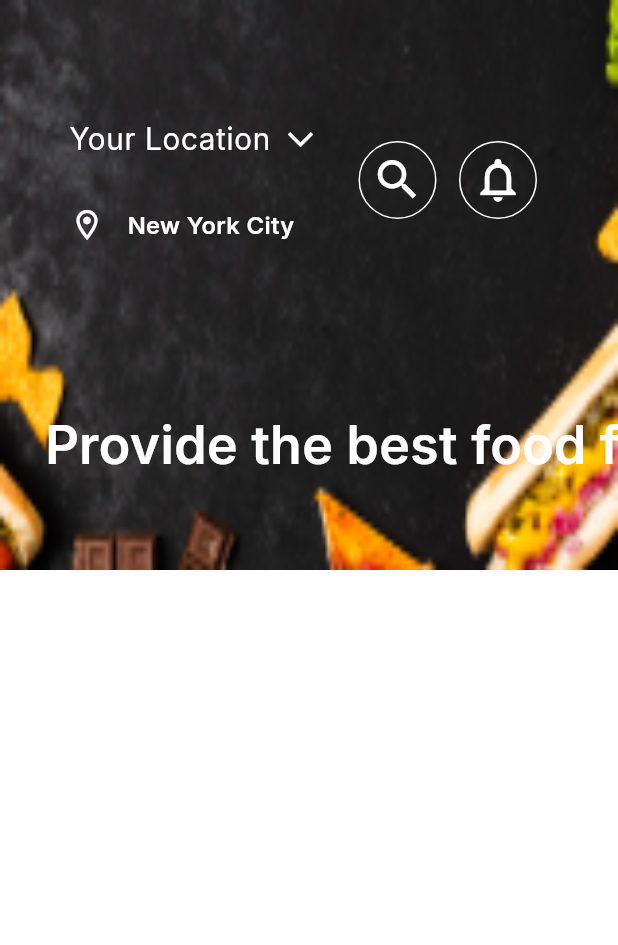
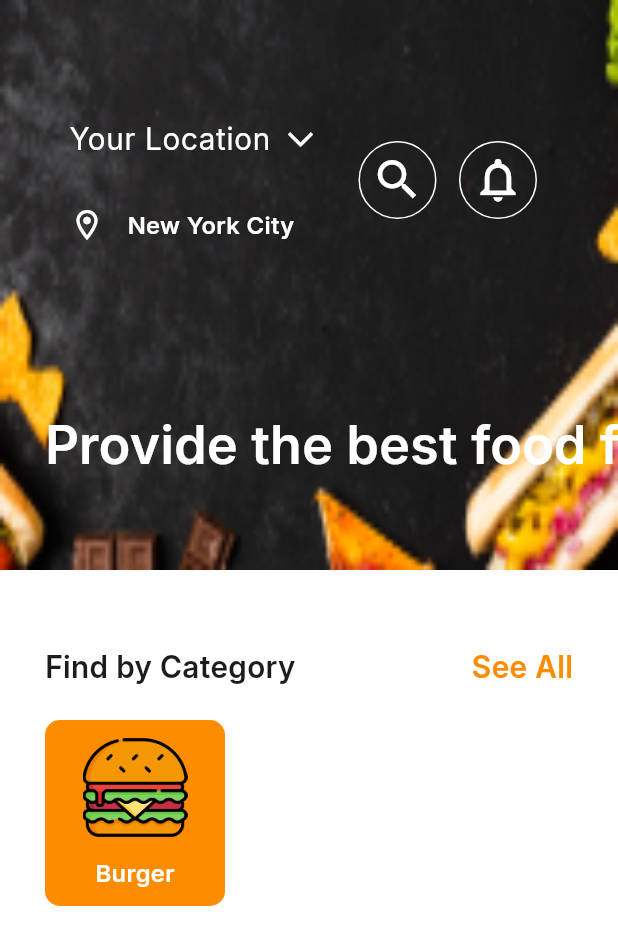
Before and after one commit to MohamedEssami20/delivery_food, a Flutter app: the HomeView screen opened by its route, on a phone screen of 412 x 824 dp. Shown: the top 945 px of the screen. Run offline on Flutter 3.47's test engine with Material 3 defaults, Android fonts, the phone set to English and light mode, and no system bars; our stand-ins replace cloud_firestore, dartz, dots_indicator, firebase_auth, firebase_core, flutter_bloc and 4 more; missing offline and left inert: flutter_facebook_auth, mailer, svg_flutter; accounts and stored records are empty.

Commit message:
create category item

```diff
--- a/lib/core/utils/app_assets.dart
+++ b/lib/core/utils/app_assets.dart
@@ -5,6 +5,14 @@ class Assets {
   /// Assets for assetsImagesAppleIcon
   /// assets/images/apple_Icon.svg
   static const String assetsImagesAppleIcon = "assets/images/apple_Icon.svg";
+
+  /// Assets for assetsImagesBurger
+  /// assets/images/burger.png
+  static const String assetsImagesBurger = "assets/images/burger.png";
+
+  /// Assets for assetsImagesBurgerImage
+  /// assets/images/burger_image.png
+  static const String assetsImagesBurgerImage = "assets/images/burger_image.png";
 
   /// Assets for assetsImagesCheck
   /// assets/images/Check.svg
--- /dev/null
+++ b/lib/features/home/presentation/views/widgets/category_item.dart
@@ -0,0 +1,40 @@
+import 'package:delivery_food/core/utils/app_color.dart';
+import 'package:flutter/material.dart';
+
+import '../../../../../core/utils/app_assets.dart';
+import '../../../../../core/utils/app_text_styles.dart';
+
+class CategoryItem extends StatelessWidget {
+  const CategoryItem({super.key});
+
+  @override
+  Widget build(BuildContext context) {
+    return Container(
+      padding: const EdgeInsets.all(10),
+      width: 120,
+      decoration: ShapeDecoration(
+        shape: RoundedRectangleBorder(
+          borderRadius: BorderRadius.circular(10),
+        ),
+        color: AppColor.primaryColor,
+      ),
+      child: Column(
+        crossAxisAlignment: CrossAxisAlignment.center,
+        children: [
+          Image.asset(
+            Assets.assetsImagesBurger,
+            width: 70,
+            height: 70,
+          ),
+          const SizedBox(
+            height: 10,
+          ),
+          Text(
+            "Burger",
+            style: AppTextStyles.semiBold16.copyWith(color: Colors.white),
+          ),
+        ],
+      ),
+    );
+  }
+}
--- a/lib/features/home/presentation/views/widgets/home_view_body.dart
+++ b/lib/features/home/presentation/views/widgets/home_view_body.dart
@@ -1,3 +1,7 @@
+import 'package:delivery_food/core/utils/app_assets.dart';
+import 'package:delivery_food/core/utils/app_color.dart';
+import 'package:delivery_food/core/utils/app_text_styles.dart';
+import 'package:delivery_food/features/home/presentation/views/widgets/category_item.dart';
 import 'package:delivery_food/features/home/presentation/views/widgets/home_app_bar.dart';
 import 'package:flutter/material.dart';
 
@@ -6,9 +10,37 @@ class HomeViewBody extends StatelessWidget {
 
   @override
   Widget build(BuildContext context) {
-    return const Column(
+    return Column(
       children: [
-        AppBarHomeView(),
+        const AppBarHomeView(),
+        const SizedBox(height: 20),
+        Padding(
+          padding: const EdgeInsets.all(30),
+          child: Column(
+            children: [
+              Row(
+                mainAxisAlignment: MainAxisAlignment.spaceBetween,
+                children: [
+                  Text(
+                    'Find by Category',
+                    style: AppTextStyles.semiBold16.copyWith(fontSize: 20),
+                  ),
+                  Text(
+                    'See All',
+                    style: AppTextStyles.semiBold16
+                        .copyWith(color: AppColor.primaryColor, fontSize: 20),
+                  ),
+                ],
+              ),
+              const SizedBox(height: 20),
+             const Row(
+                children: [
+                  CategoryItem(),
+                ],
+              )
+            ],
+          ),
+        )
       ],
     );
   }
```
Also changed, not shown: assets/images/burger.png (added), assets/images/burger_image.png (added).
